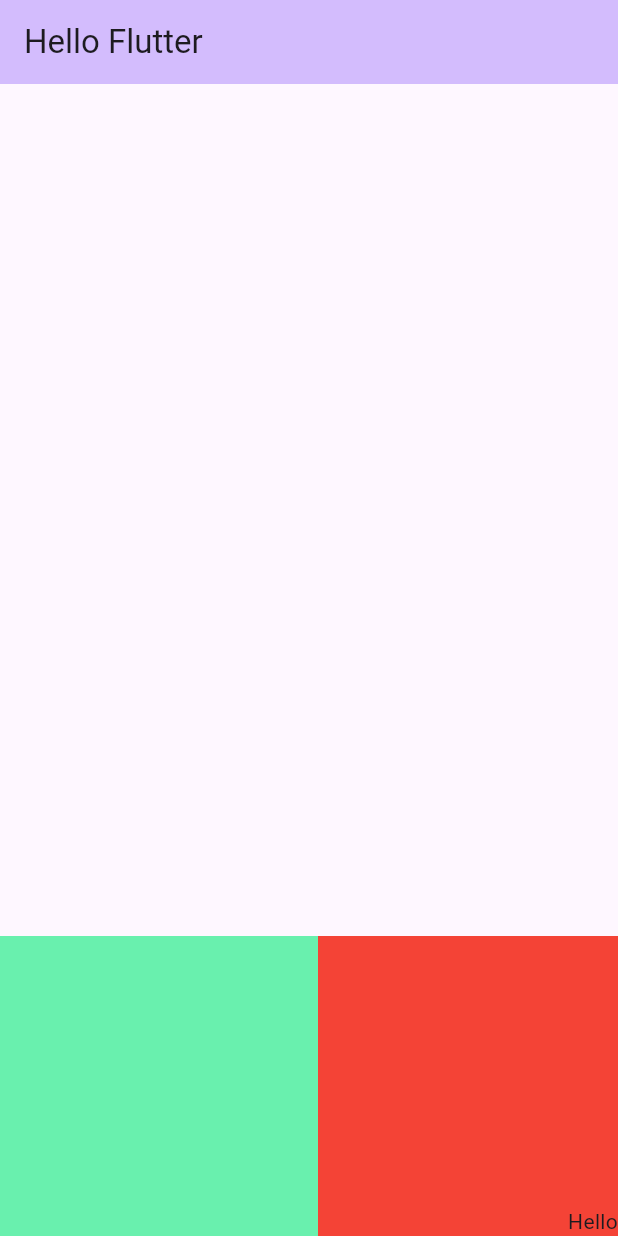
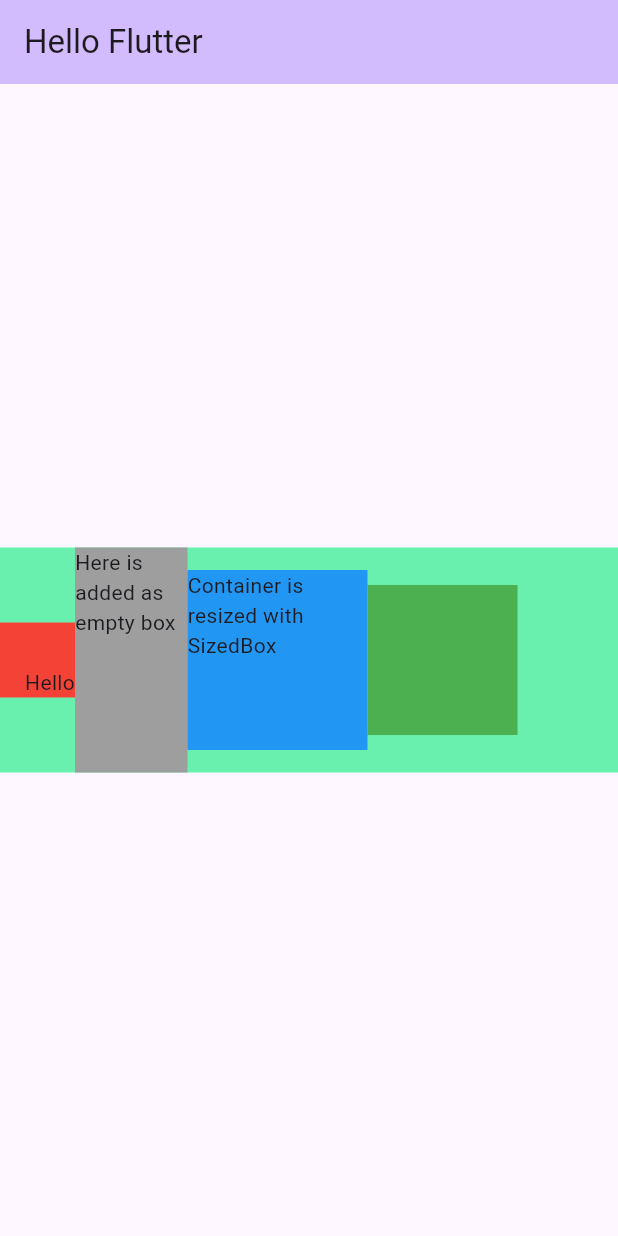
Before and after one commit to AhmetEminSaglik/flutter-learn-Kasim-Adalan, a Flutter app: the screen it shows after launch, on a phone screen of 412 x 824 dp. Run offline on Flutter 3.47's test engine with Material 2 defaults, Android fonts, the phone set to English and light mode, and no system bars.

Commit message:
learned Sizedbox

```diff
--- a/lib/main.dart
+++ b/lib/main.dart
@@ -47,16 +47,16 @@ class _MyHomePageState extends State<MyHomePage> {
         title: Text(widget.title),
       ),
       body: Align(
-        alignment: Alignment.bottomRight,
+        alignment: Alignment.center,
         child: Container(
           color: Colors.greenAccent,
           child: Row(
-            mainAxisAlignment: MainAxisAlignment.end,
+            // mainAxisAlignment: MainAxisAlignment.end,
             // crossAxisAlignment: CrossAxisAlignment.stretch,
             children: [
               Container(
-                width: 200,
-                height: 200,
+                width: 50,
+                height: 50,
                 color: Colors.red,
                 child: const Align(
                     // alignment: Alignment.bottomCenter
@@ -65,8 +65,13 @@ class _MyHomePageState extends State<MyHomePage> {
                     alignment: Alignment.bottomRight,
                     child: Text("Hello")),
               ),
-              // Container(width: 50, height: 50, color: Colors.blue),
-              // Container(width: 100, height: 100, color: Colors.green),
+              SizedBox(
+                  width: 75, height: 150, child: Container(color: Colors.grey,child: const Text("Here is added as empty box"))),
+              SizedBox(
+                  width: 120,
+                  height: 120,
+                  child: Container(width: 50, height: 50, color: Colors.blue,child: const Text("Container is resized with SizedBox"),)),
+              Container(width: 100, height: 100, color: Colors.green),
             ],
           ),
         ),
```
Also changed, not shown: images/SizedBox-Create-Space.png (added), images/SizedBox-Resize.png (added).
